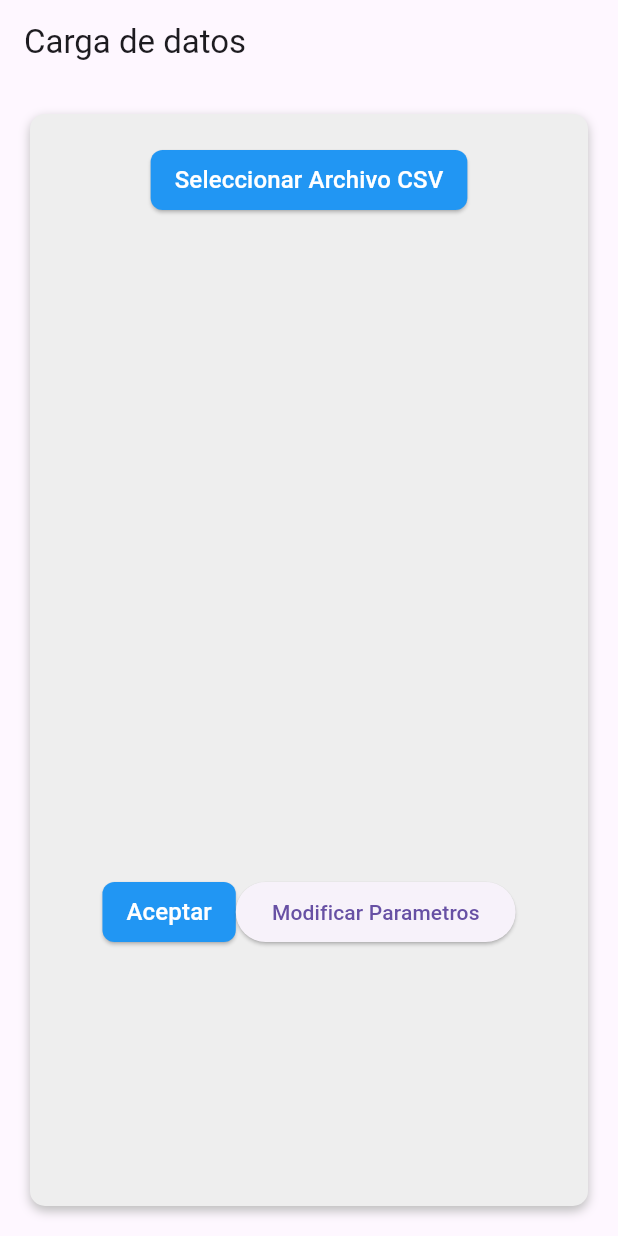
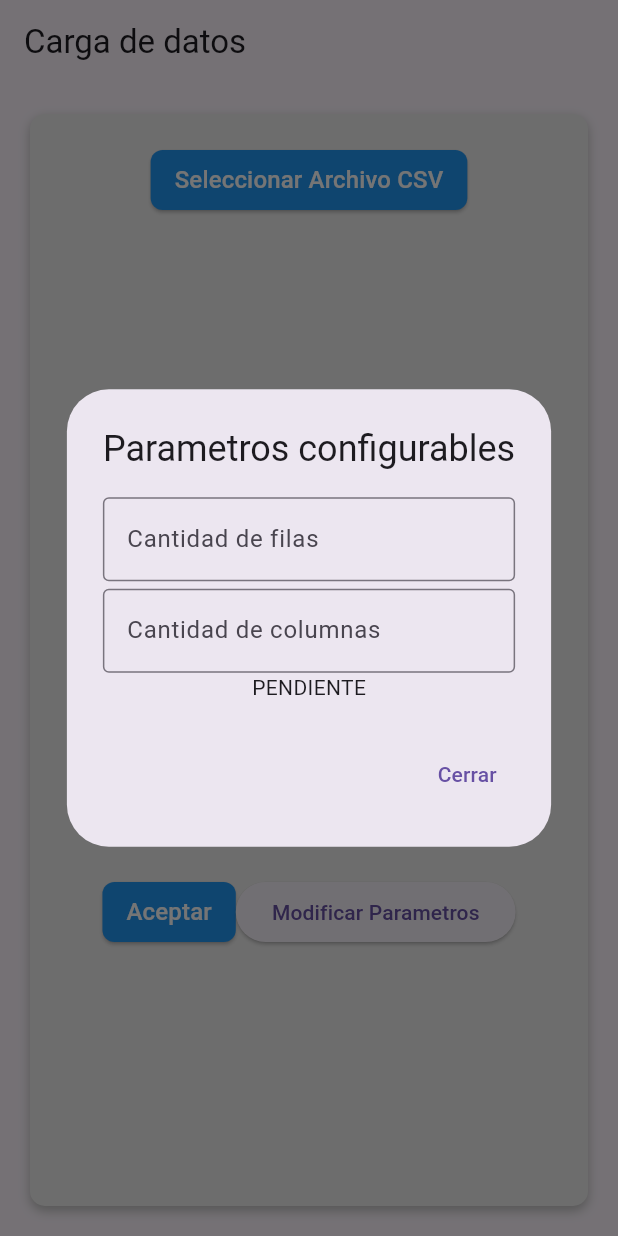
Before and after one commit to camilaezama/TF_SOM, a Flutter app: the screen it shows after launch, after a tap on "Modificar Parametros", on a phone screen of 412 x 824 dp. Run offline on Flutter 3.47's test engine with Material 3 defaults, Android fonts, the phone set to English and light mode, and no system bars; our stand-ins replace csv, file_picker; missing offline and left inert: hexagon.

Commit message:
TextFields parametros

```diff
--- a/lib/HomePage.dart
+++ b/lib/HomePage.dart
@@ -252,8 +252,36 @@ class _HomePageState extends State<HomePage> {
                                   botonAceptar,
                                   style: TextStyle(fontSize: 16),
                                 )),
-                                ElevatedButton(onPressed: () {}, child: Text(botonParam)
-                                )
+                                ElevatedButton(onPressed: () {
+                    //loadData();
+                    showDialog<void>(
+                      context: context,
+                      builder: (BuildContext context) {
+                        return AlertDialog(
+                          title: const Text('Parametros configurables'),
+                          content: const SingleChildScrollView(
+                            child: Column(
+                              children: [
+                                TextField(decoration: InputDecoration(border: OutlineInputBorder(),labelText: 'Cantidad de filas')),
+                                SizedBox(height: 5,),
+                                TextField(decoration: InputDecoration(border: OutlineInputBorder(),labelText: 'Cantidad de columnas')),
+                                Text( 'PENDIENTE'),
+                              ],
+                            ),
+                          ),
+                          actions: [
+                            TextButton(
+                              onPressed: () {
+                                Navigator.of(context)
+                                    .pop(); // Cerrar el cuadro de diálogo
+                              },
+                              child: Text('Cerrar'),
+                            ),
+                          ],
+                        );
+                      },
+                    );
+                  }, child: Text(botonParam))
                     ],
                   ),
                 ),
--- a/lib/grillaSimple.dart
+++ b/lib/grillaSimple.dart
@@ -5,12 +5,8 @@ import 'package:flutter/rendering.dart';
 import 'package:flutter_application_1/utils.dart';
 import 'package:hexagon/hexagon.dart';
 
-import 'dart:io';
+
 import 'dart:typed_data';
-
-import 'package:flutter/material.dart';
-import 'package:flutter_svg/flutter_svg.dart';
-import 'dart:ui' as ui;
 
 class GrillaSimple extends StatefulWidget {
   final Gradient? gradiente;
```
